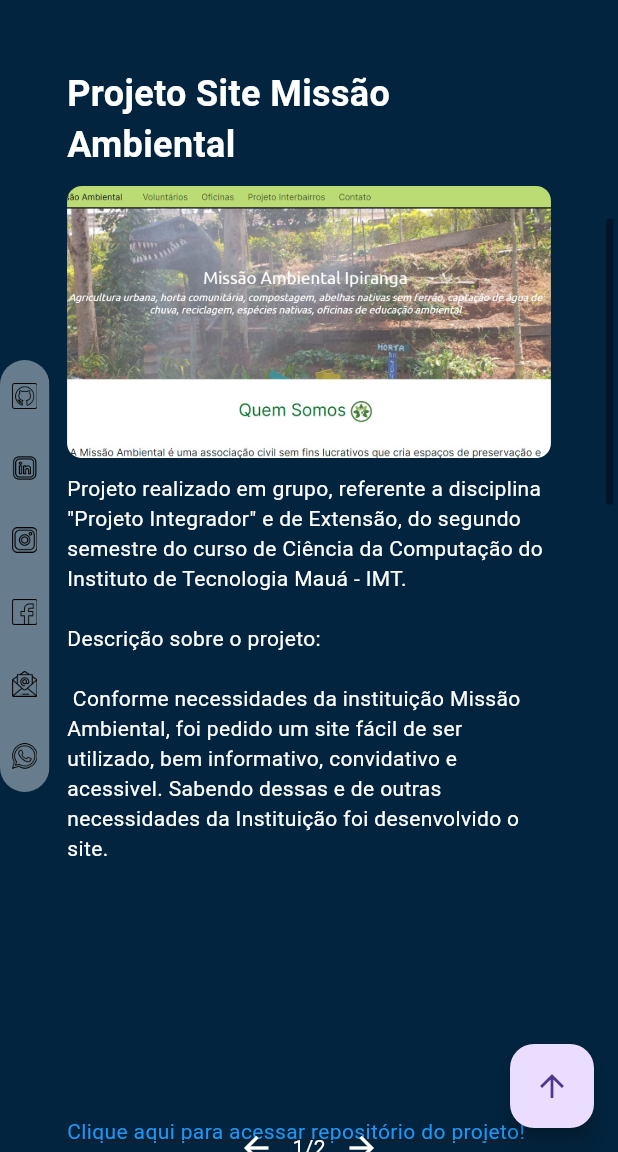
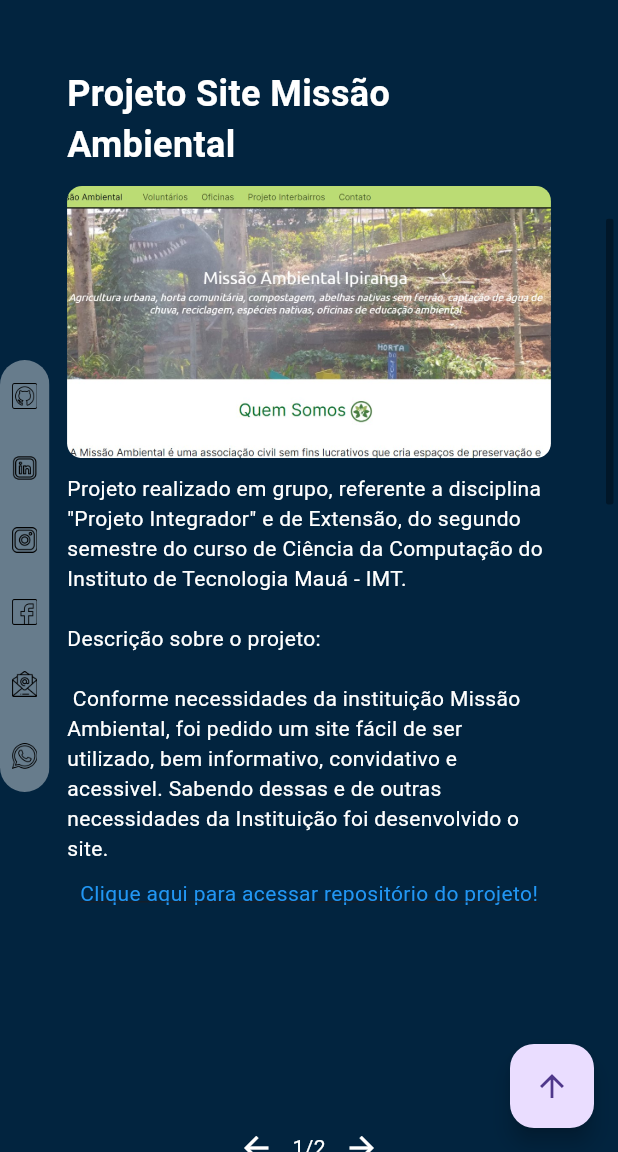
Before and after one commit to murilomolina/portfolio_flutter, a Flutter app: the screen it shows after launch, scrolled down 576 dp, on a phone screen of 412 x 824 dp, the part 84-1236 px from its top. Run offline on Flutter 3.47's test engine with Material 3 defaults, Android fonts, the phone set to English and light mode, and no system bars; our stand-ins replace carousel_slider; missing offline and left inert: download, widget_zoom.

Commit message:
correções de detalhes de espaçamentos para mobile

```diff
--- a/lib/pages/home_page.dart
+++ b/lib/pages/home_page.dart
@@ -104,7 +104,7 @@ class _HomePageState extends State<HomePage> {
                   ),
                 );
               },
-              child: const Text('Copiar número para área de transferência'),
+              child: const Text('Copiar número'),
             ),
           ],
         );
@@ -385,14 +385,24 @@ class _HomePageState extends State<HomePage> {
                         ),
                       ),
                     ),
+              (_currentPage == 0) ?
+              Positioned(
+                bottom: 16,
+                right: 16,
+                child: FloatingActionButton(
+                  onPressed: () => _scrollToPage(1),
+                  child: const Icon(Icons.arrow_downward),
+                ),
+              ):
               Positioned(
                 bottom: 16,
                 right: 16,
                 child: FloatingActionButton(
                   onPressed: _scrollToTop,
+                  tooltip: "Voltar ao topo",
                   child: const Icon(Icons.arrow_upward),
                 ),
-              ),
+              )
             ],
           );
         },
--- a/lib/pages/pagina_projetos.dart
+++ b/lib/pages/pagina_projetos.dart
@@ -1,6 +1,5 @@
 import 'package:flutter/cupertino.dart';
 import 'package:flutter/material.dart';
-import 'package:flutter/widgets.dart';
 import 'package:portfolio_flutter/utils/breakpoints.dart';
 import 'package:portfolio_flutter/utils/descricao_projetos.dart';
 import 'package:portfolio_flutter/widgets/link_clicavel.dart';
@@ -28,7 +27,6 @@ class _PaginaProjetosState extends State<PaginaProjetos> {
       descricao: descricao_proj_gerar_doc,
       urlProjeto: 'https://github.com/murilomolina?tab=repositories',
     ),
-    // Adicione mais projetos conforme necessário
   ];
 
   late PageController _pageController;
@@ -78,7 +76,8 @@ class _PaginaProjetosState extends State<PaginaProjetos> {
                                   Expanded(
                                     flex: 2,
                                     child: Column(
-                                      crossAxisAlignment: CrossAxisAlignment.start,
+                                      crossAxisAlignment:
+                                          CrossAxisAlignment.start,
                                       children: [
                                         Text(
                                           projetos[index].titulo,
@@ -99,21 +98,21 @@ class _PaginaProjetosState extends State<PaginaProjetos> {
                                             ),
                                           ),
                                         ),
-                                        const SizedBox(height: 10),
                                         LinkClicavel(
-                                          text: 'Clique aqui para acessar repositório do projeto!',
+                                          text:
+                                              'Clique aqui para acessar repositório do projeto!',
                                           url: projetos[index].urlProjeto,
                                         ),
                                       ],
                                     ),
                                   ),
-                                  const SizedBox(width: 20),
                                   Expanded(
                                     flex: 3,
                                     child: AspectRatio(
                                       aspectRatio: 16 / 9,
                                       child: ClipRRect(
-                                        borderRadius: BorderRadius.circular(10.0),
+                                        borderRadius:
+                                            BorderRadius.circular(10.0),
                                         child: Image.asset(
                                           projetos[index].imagem,
                                           fit: BoxFit.cover,
@@ -151,19 +150,24 @@ class _PaginaProjetosState extends State<PaginaProjetos> {
                                       thickness: 10,
                                       thumbVisibility: true,
                                       child: SingleChildScrollView(
-                                      child: Text(
+                                        child: Column(
+                                          children: [
+                                            Text(
                                               projetos[index].descricao,
                                               style: const TextStyle(
                                                 color: Colors.white,
                                               ),
                                             ),
+                                            const SizedBox(height: 10),
+                                            LinkClicavel(
+                                              text:
+                                                  'Clique aqui para acessar repositório do projeto!',
+                                              url: projetos[index].urlProjeto,
+                                            ),
+                                          ],
                                         ),
                                       ),
                                     ),
-                                const SizedBox(height: 10),
-                                LinkClicavel(
-                                  text: 'Clique aqui para acessar repositório do projeto!',
-                                  url: projetos[index].urlProjeto,
                                   ),
                                 ],
                               ),
@@ -194,7 +198,9 @@ class _PaginaProjetosState extends State<PaginaProjetos> {
                           color: Colors.white,
                         ),
                         SizedBox(
-                          child: Text('${_currentPage +1}/$numProjetos', style: const TextStyle(color: Color.fromARGB(255, 255, 255, 255))),
+                          child: Text('${_currentPage + 1}/$numProjetos',
+                              style: const TextStyle(
+                                  color: Color.fromARGB(255, 255, 255, 255))),
                         ),
                         IconButton(
                           icon: const Icon(Icons.arrow_forward),
--- a/lib/widgets/projeto_padrao.dart
+++ b/lib/widgets/projeto_padrao.dart
@@ -45,7 +45,7 @@ class ProjetoPadrao extends StatelessWidget {
           ),
           const SizedBox(height: 10),
           LinkClicavel(
-              text: 'Clique aqui para acessar repositório do projeto!', url: urlProjeto),
+              text: '', url: urlProjeto),
         ],
       ),
     );
--- a/lib/widgets/sobre_mim_carrossel.dart
+++ b/lib/widgets/sobre_mim_carrossel.dart
@@ -93,7 +93,7 @@ class _SobreMimCarrosselState extends State<SobreMimCarrossel> {
                       return GestureDetector(
                         onTap: () => _controller.animateToPage(index),
                         child: Container(
-                          width: 8.0,
+                          width: 15.0,
                           height: 8.0,
                           margin: const EdgeInsets.only(top: 3.0),
                           decoration: BoxDecoration(
```
Lines whose indentation alone changed are shown as unchanged.
